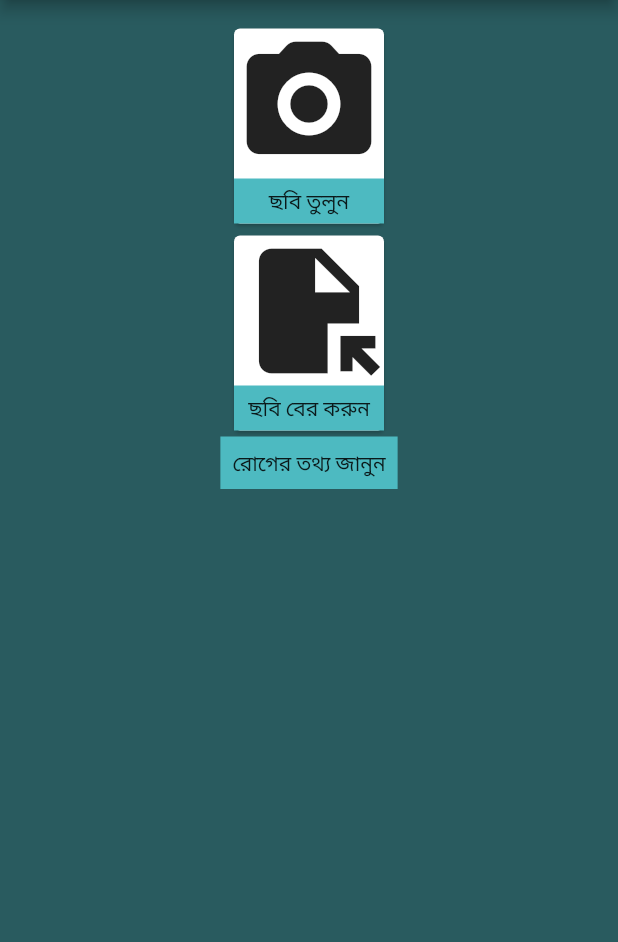
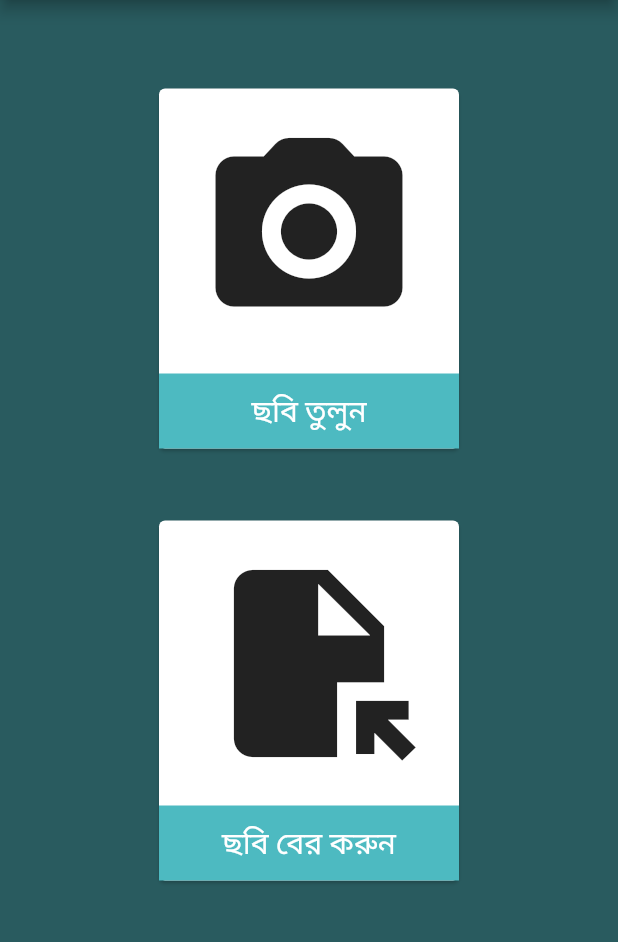
Before and after one commit to shezan7/Rice_Leaf_Disease_Flutter_Mobile_App, a Flutter app: the screen it shows after launch, on a phone screen of 412 x 824 dp, the part 84-1026 px from its top. Run offline on Flutter 3.47's test engine with Material 2 defaults, Android fonts, the phone set to English and light mode, and no system bars; our stand-ins replace file_picker, image_picker.

Commit message:
change user interface

```diff
--- a/spl3_project2022/lib/module/home_page.dart
+++ b/spl3_project2022/lib/module/home_page.dart
@@ -50,33 +50,42 @@ class _MyHomePageState extends State<MyHomePage> {
             child: Column(
               crossAxisAlignment: CrossAxisAlignment.center,
               children: [
-                filePath.isEmpty ? SizedBox(height: 0,width: 0,) :SizedBox(
+                filePath.isEmpty ? SizedBox(height: 0, width: 0,) : Padding(padding: EdgeInsets.only(top: 100), child: SizedBox(
                   height: 300,
-                  child: Image.file(imageTakenFromMobile),
+                  child: Card(
+                    child: Image.file(imageTakenFromMobile),
+                  ),)
                 ),
-                Card(
+                SizedBox(height: 40,),
+                filePath.isEmpty ? Card(
                   child: Column(
                     children: [
-                      Icon(Icons.camera_alt_rounded, size: 100,),
+                      SizedBox(height: 20,),
+                      Icon(Icons.camera_alt_rounded, size: 150,),
+                      SizedBox(height: 20,),
                       GestureDetector(
                         onTap: () async {
                           var pickedFile = await _picker.pickImage(source: ImageSource.camera);
                         },
                           child: Container(
-                            height: 30,
-                            width: 100,
+                            height: 50,
+                            width: 200,
                             color: Color(0xff4dbac1),
-                              child: Center(child: Text('ছবি তুলুন'))
+                              child: Center(child: Text('ছবি তুলুন', style: TextStyle(color: Colors.white, fontSize: 20)))
                           )
                       )
                     ],
                   ),
-                ),
-                Card(
+                ): Container(),
+                SizedBox(height: 40,),
+                filePath.isEmpty ? Card(
                   child: Column(
                     crossAxisAlignment: CrossAxisAlignment.center,
                     children: [
-                      Icon(Icons.file_open, size: 100,),
+                      // Icon(Icons.file_open, size: 100,),
+                      SizedBox(height: 20,),
+                      Icon(Icons.file_open, size: 150,),
+                      SizedBox(height: 20,),
                       GestureDetector(
                           onTap: () async{
                             FilePickerResult? selectedFile =
@@ -87,30 +96,47 @@ class _MyHomePageState extends State<MyHomePage> {
                             setState(() {});
                           },
                           child: Container(
-                              height: 30,
-                              width: 100,
+                              height: 50,
+                              width: 200,
                               color: Color(0xff4dbac1),
-                              child: Center(child: Text('ছবি বের করুন'))
+                              // child: Center(child: Text('ছবি বের করুন'))
+                              child: Center(child: Text('ছবি বের করুন', style: TextStyle(color: Colors.white, fontSize: 20)))
                           )
                       )
                     ],
                   ),
-                ),
-                GestureDetector(
+                ) : Container(),
+                SizedBox(height: 20,),
+                filePath.isEmpty ? SizedBox(height: 0, width: 0,) : GestureDetector(
                   child: Container(
                     color: Color(0xff4dbac1),
                     child: Padding(
                       padding: const EdgeInsets.all(8.0),
-                      child: Text('রোগের তথ্য জানুন'),
+                      child: Text('রোগের তথ্য জানুন', style: TextStyle(color: Colors.white, fontSize: 20)),
                     ),
                   ),
                   onTap: (){
                     dynamic response;
                     response = sendData(filePath);
-                    Navigator.push(context, MaterialPageRoute(builder: (_)=>Detection(infectedImageFile: filePath, nameOfDisease: nameOfDisease[counter%len])));
+                    Navigator.pushReplacement(context, MaterialPageRoute(builder: (_)=>Detection(infectedImageFile: filePath, nameOfDisease: nameOfDisease[counter%len])));
                     counter++;
                   },
-                )
+                ),
+                // filePath.isEmpty? Container(): SizedBox(height: 20,),
+                // filePath.isEmpty? Container():GestureDetector(
+                //   child: Container(
+                //     color: Color(0xff4dbac1),
+                //     child: Padding(
+                //       padding: const EdgeInsets.all(8.0),
+                //       child: Text('Refresh', style: TextStyle(color: Colors.white, fontSize: 20)),
+                //     ),
+                //   ),
+                //   onTap: (){
+                //     setState(() {
+                //       filePath = '';
+                //     });
+                //   },
+                // )
               ],
             ),
           ),
```
Also changed, not shown: spl3_project2022/lib/module/detection_page.dart (+20 -4 lines).
